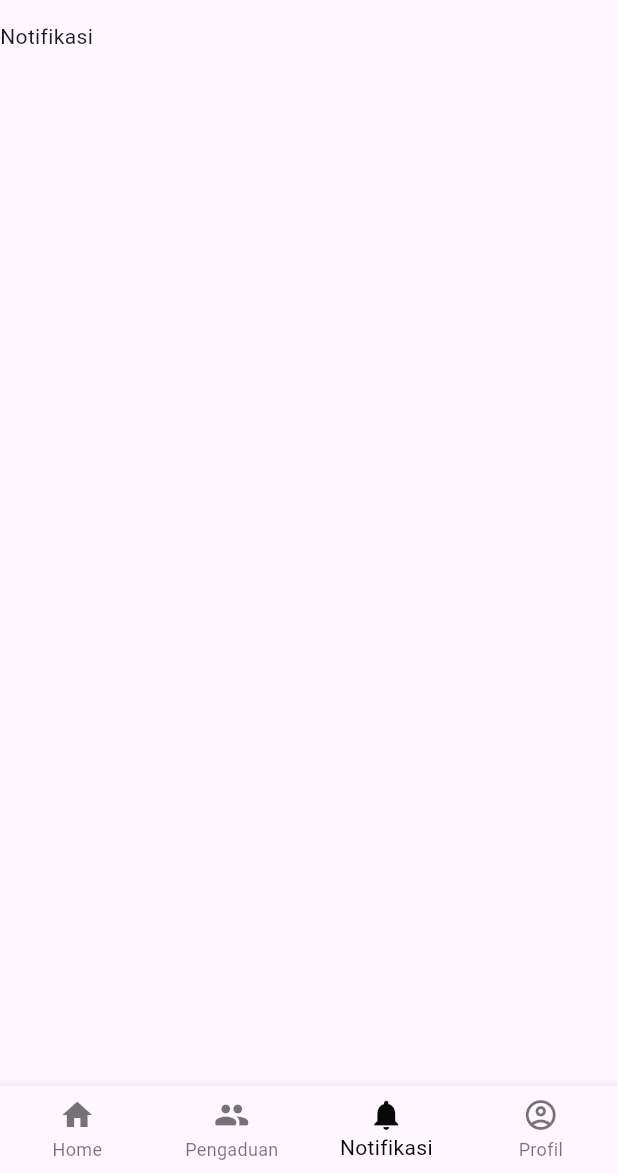
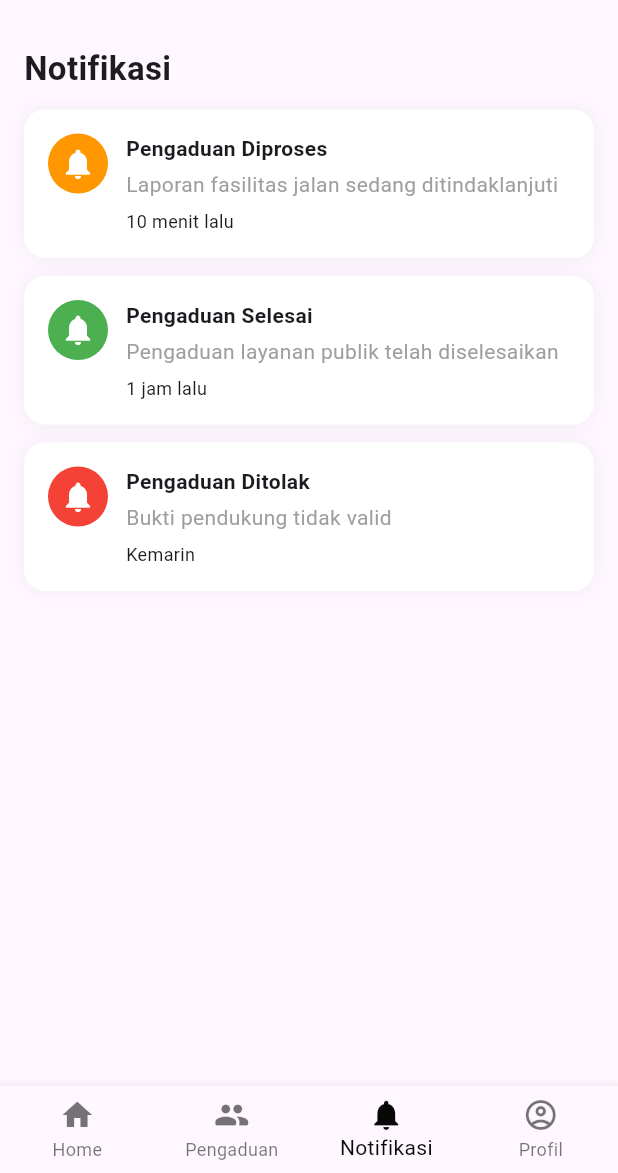
Before and after one commit to mhbb8897/sistem-pengaduan-desa-singarajan, a Flutter app: the screen it shows after launch, item 3 of the bottom bar chosen, on a phone screen of 412 x 824 dp, the part 63-1236 px from its top. Run offline on Flutter 3.47's test engine with Material 3 defaults, Android fonts, the phone set to English and light mode, and no system bars; our stand-ins replace image_picker; network calls fail.

Commit message:
Adding Profile tab

```diff
--- /dev/null
+++ b/lib/data/models/notification_model.dart
@@ -0,0 +1,13 @@
+class NotificationModel {
+  final String title;
+  final String message;
+  final String status;
+  final String time;
+
+  NotificationModel({
+    required this.title,
+    required this.message,
+    required this.status,
+    required this.time,
+  });
+}
--- a/lib/data/repositories/post_repository.dart
+++ b/lib/data/repositories/post_repository.dart
@@ -5,7 +5,6 @@ class PostRepository {
   final PostService service = PostService();
 
   Future<List<PostModel>> getPosts() async {
-    final data = await service.fetchPosts();
-    return data.map((e) => PostModel.fromJson(e)).toList();
+    return await service.fetchPosts();
   }
 }
--- a/lib/data/services/post_service.dart
+++ b/lib/data/services/post_service.dart
@@ -6,6 +6,10 @@ class PostService {
   Future<List<PostModel>> fetchPosts() async {
     final response = await http.get(
       Uri.parse('https://jsonplaceholder.typicode.com/posts?_limit=4'),
+      headers: {
+      'User-Agent': 'Mozilla/5.0',
+      'Accept': 'application/json',
+    },
     );
 
     if (response.statusCode == 200) {
--- a/lib/main.dart
+++ b/lib/main.dart
@@ -1,6 +1,9 @@
 import 'package:flutter/material.dart';
+import 'package:simpedesa/presentation/pages/profile_page.dart';
 import '../../presentation/pages/home_page.dart';
 import '../../presentation/pages/report_page.dart';
+import '../../presentation/pages/notification_page.dart';
+
 
 void main() => runApp(BottomNavigationBarExampleApp());
 
@@ -37,9 +40,9 @@ class _BottomNavigationBarExampleState
     super.initState();
     _widgetOptions = [
       const HomePage(),
-      const PengaduanPage(),
-      const Text('Notifikasi'),
-      const Text('Profil'),
+      const ReportPage(),
+      const NotificationPage(),
+      const ProfilePage(),
     ];
   }
 
--- /dev/null
+++ b/lib/presentation/pages/notification_page.dart
@@ -0,0 +1,123 @@
+import 'package:flutter/material.dart';
+import '../../data/models/notification_model.dart';
+
+class NotificationPage extends StatelessWidget {
+  const NotificationPage({super.key});
+
+  @override
+  Widget build(BuildContext context) {
+    final List<NotificationModel> notifications = [
+      NotificationModel(
+        title: 'Pengaduan Diproses',
+        message: 'Laporan fasilitas jalan sedang ditindaklanjuti',
+        status: 'Diproses',
+        time: '10 menit lalu',
+      ),
+      NotificationModel(
+        title: 'Pengaduan Selesai',
+        message: 'Pengaduan layanan publik telah diselesaikan',
+        status: 'Selesai',
+        time: '1 jam lalu',
+      ),
+      NotificationModel(
+        title: 'Pengaduan Ditolak',
+        message: 'Bukti pendukung tidak valid',
+        status: 'Ditolak',
+        time: 'Kemarin',
+      ),
+    ];
+
+    return Padding(
+      padding: const EdgeInsets.all(16),
+      child: Column(
+        crossAxisAlignment: CrossAxisAlignment.start,
+        children: [
+          const Text(
+            'Notifikasi',
+            style: TextStyle(fontSize: 22, fontWeight: FontWeight.bold),
+          ),
+          const SizedBox(height: 12),
+
+          Expanded(
+            child: ListView.builder(
+              itemCount: notifications.length,
+              itemBuilder: (context, index) {
+                final notif = notifications[index];
+                return _NotifCard(notif: notif);
+              },
+            ),
+          ),
+        ],
+      ),
+    );
+  }
+}
+
+class _NotifCard extends StatelessWidget {
+  final NotificationModel notif;
+
+  const _NotifCard({required this.notif});
+
+  Color _statusColor() {
+    switch (notif.status) {
+      case 'Selesai':
+        return Colors.green;
+      case 'Diproses':
+        return Colors.orange;
+      default:
+        return Colors.red;
+    }
+  }
+
+  @override
+  Widget build(BuildContext context) {
+    return Container(
+      margin: const EdgeInsets.only(bottom: 12),
+      padding: const EdgeInsets.all(16),
+      decoration: BoxDecoration(
+        color: Colors.white,
+        borderRadius: BorderRadius.circular(14),
+        boxShadow: [
+          BoxShadow(
+            color: Colors.black.withOpacity(0.05),
+            blurRadius: 10,
+          ),
+        ],
+      ),
+      child: Row(
+        crossAxisAlignment: CrossAxisAlignment.start,
+        children: [
+          CircleAvatar(
+            backgroundColor: _statusColor(),
+            child: const Icon(Icons.notifications, color: Colors.white),
+          ),
+          const SizedBox(width: 12),
+
+          Expanded(
+            child: Column(
+              crossAxisAlignment: CrossAxisAlignment.start,
+              children: [
+                Text(
+                  notif.title,
+                  style: const TextStyle(
+                    fontWeight: FontWeight.bold,
+                  ),
+                ),
+                const SizedBox(height: 4),
+                Text(
+                  notif.message,
+                  style: const TextStyle(color: Colors.grey),
+                ),
+                const SizedBox(height: 6),
+                Text(
+                  notif.time,
+                  style: const TextStyle(fontSize: 12),
+                ),
+              ],
+            ),
+          ),
+        ],
+      ),
+    );
+  }
+}
--- a/pubspec.yaml
+++ b/pubspec.yaml
@@ -31,6 +31,7 @@ dependencies:
   flutter:
     sdk: flutter
 
+
   http: ^1.2.0
   image_picker: ^1.1.0
 
@@ -59,6 +60,9 @@ flutter:
   # included with your application, so that you can use the icons in
   # the material Icons class.
   uses-material-design: true
+
+  assets:
+   - assets/image/
 
   # To add assets to your application, add an assets section, like this:
   # assets:
```
Also changed, not shown: lib/presentation/pages/home_page.dart (+5 -3 lines), lib/presentation/pages/profile_page.dart (added, +89 -0 lines), lib/presentation/pages/report_page.dart (+4 -4 lines), assets/image/test_profile.jpg (added), 2 other files.
